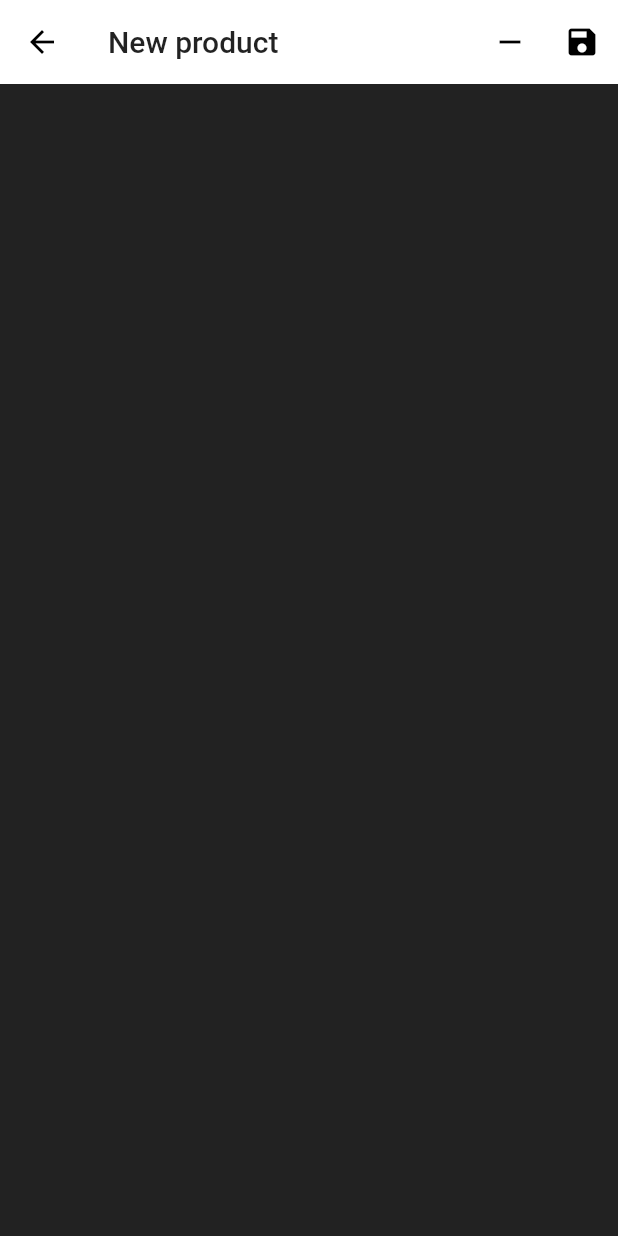
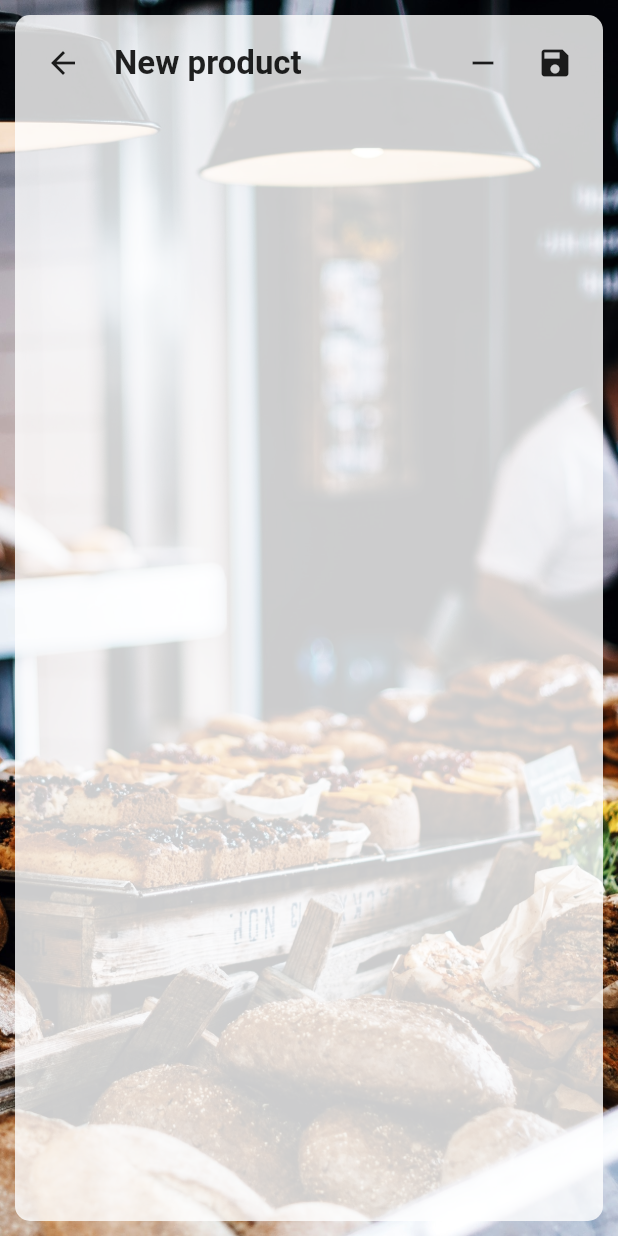
Before and after one commit to joaohhenriq/flutter-my-bakery-managment, a Flutter app: the ProductPage screen opened directly, on a phone screen of 412 x 824 dp. Run offline on Flutter 3.47's test engine with Material 2 defaults, Android fonts, the phone set to English and light mode, and no system bars; our stand-ins replace cloud_firestore, firebase_auth, flutter_speed_dial, rxdart, shimmer; missing offline and left inert: bloc_pattern; accounts and stored records are empty; statements that could not run were skipped.

Commit message:
Product page layout

```diff
--- a/lib/pages/product_page.dart
+++ b/lib/pages/product_page.dart
@@ -16,34 +16,66 @@ class ProductPage extends StatelessWidget {
   @override
   Widget build(BuildContext context) {
     return Scaffold(
-      backgroundColor: Colors.black87,
-      appBar: AppBar(
-          backgroundColor: Colors.white,
-          elevation: 0.0,
-          title: const Text("New product"),
-          actions: <Widget>[
+      body: SafeArea(
+        child: Container(
+          padding: EdgeInsets.all(10.0),
+          decoration: BoxDecoration(
+              image: DecorationImage(
+            image: AssetImage("assets/images/login_background.jpg"),
+            fit: BoxFit.cover,
+          )),
+          child: Container(
+            padding: EdgeInsets.all(8),
+            decoration: BoxDecoration(
+                color: Colors.white.withOpacity(0.8),
+                borderRadius: BorderRadius.all(Radius.circular(10))),
+            child: Column(
+              children: <Widget>[
+                Row(
+                  mainAxisAlignment: MainAxisAlignment.spaceBetween,
+                  children: <Widget>[
+                    Row(
+                      children: <Widget>[
                         IconButton(
-              icon: Icon(
-                Icons.remove,
+                          icon: Icon(Icons.arrow_back),
+                          onPressed: (){
+                            Navigator.pop(context);
+                          },
                         ),
-              onPressed: () {},
+                        SizedBox(width: 10.0,),
+                        Text("New product", style: TextStyle(fontSize: 22, fontWeight: FontWeight.w600),),
+                      ],
+                    ),
+                    Row(
+                      children: <Widget>[
+                        IconButton(
+                          icon: Icon(Icons.remove),
+                          onPressed: (){
+                          },
                         ),
                         IconButton(
-              icon: Icon(
-                Icons.save,
+                          icon: Icon(Icons.save),
+                          onPressed: (){
+                          },
                         ),
-              onPressed: () {},
+                      ],
                     )
                   ],
                 ),
-        body: Form(
+                Expanded(
+                  child: Form(
                     key: _formKey,
                     child: ListView(
                       padding: EdgeInsets.all(16),
                       children: <Widget>[],
                     ),
                   ),
-
+                ),
+              ],
+            ),
+          ),
+        ),
+      ),
     );
   }
 }
```
Lines whose indentation alone changed are shown as unchanged.
